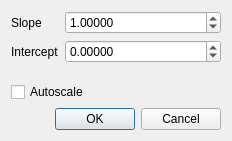
Above: frameworks/imageprocessing/modules/BaseModulesGUI/src/scaledatadlg.ui from neutronimaging/imagingsuite before the change. Below: the same form after it.
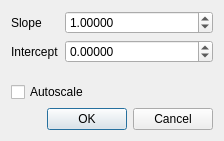
That is the form after the change.

Diff of the .ui file:
```diff
--- a/frameworks/imageprocessing/modules/BaseModulesGUI/src/scaledatadlg.ui
+++ b/frameworks/imageprocessing/modules/BaseModulesGUI/src/scaledatadlg.ui
@@ -6,7 +6,7 @@
    <rect>
     <x>0</x>
     <y>0</y>
-    <width>232</width>
+    <width>224</width>
     <height>141</height>
    </rect>
   </property>
```
